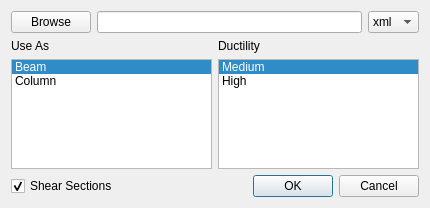
Before: the Qt Designer form applications/section/widgets/export.ui in ebrahimraeyat/civilTools, drawn with Qt 5.
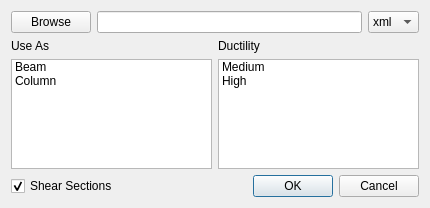
After: the same form once the commit is applied. Icons and pictures are not drawn.

Commit message: SECTION: refine export to xml dialog

The edit to the form file:
```diff
--- a/applications/section/widgets/export.ui
+++ b/applications/section/widgets/export.ui
@@ -59,7 +59,7 @@
           <enum>QAbstractItemView::ExtendedSelection</enum>
          </property>
          <property name="currentRow">
-          <number>0</number>
+          <number>-1</number>
          </property>
          <item>
           <property name="text">
@@ -90,7 +90,7 @@
           <enum>QAbstractItemView::ExtendedSelection</enum>
          </property>
          <property name="currentRow">
-          <number>0</number>
+          <number>-1</number>
          </property>
          <item>
           <property name="text">
```
Left out of the diff: 24 changed lines with no effect on the pictures. The commit also changes 1 other file.
